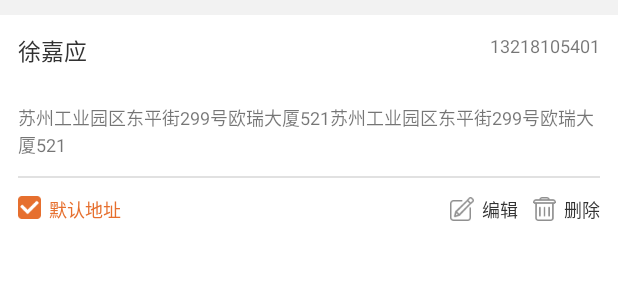
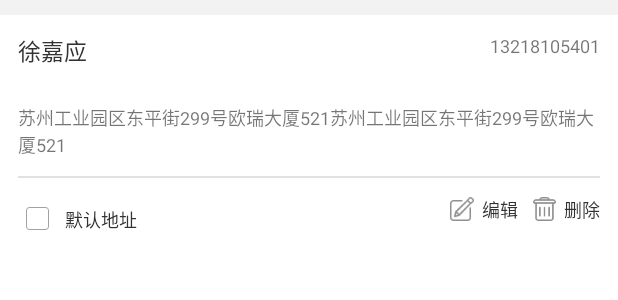
Before and after one commit to menglanlvcongrui/Shopping, an Android app: the layout item_receiver_address.xml on its own in the app's theme, with its tools: preview values and no code run, on a phone screen of 412 x 824 dp. Shown: the top 300 px of the screen. Run offline under Robolectric (Android 15) with nearby library versions, the phone set to English and light mode, and no system bars.

Commit message:
Merge remote-tracking branch 'origin/master'

```diff
--- a/app/src/main/java/com/example/administrator/shopping/activity/MainActivity.java
+++ b/app/src/main/java/com/example/administrator/shopping/activity/MainActivity.java
@@ -106,7 +106,6 @@ public class MainActivity extends AppCompatActivity {
     }
 
     private void setTranslucentStatus() {
-
         // 5.0以上系统状态栏透明
         if (Build.VERSION.SDK_INT >= Build.VERSION_CODES.LOLLIPOP) {
             Window window = getWindow();
--- a/app/src/main/java/com/example/administrator/shopping/activity/SigninActivity.java
+++ b/app/src/main/java/com/example/administrator/shopping/activity/SigninActivity.java
@@ -43,7 +43,7 @@ public class SigninActivity extends AppCompatActivity {
             @Override
             public void onClick(View v) {
                 Intent intent=new Intent();
-                intent.setClass(SigninActivity.this,LoginsActivity.class);
+                intent.setClass(SigninActivity.this,MainActivity.class);
                 startActivity(intent);
             }
         });
--- /dev/null
+++ b/app/src/main/res/color/checkbox_color_selector.xml
@@ -0,0 +1,5 @@
+<?xml version="1.0" encoding="utf-8"?>
+<selector xmlns:android="http://schemas.android.com/apk/res/android">
+    <item android:color="@color/yellowOne" android:state_checked="true"/>
+    <item android:color="@color/Treeblack" android:state_checked="false"/>
+</selector>
--- a/app/src/main/res/layout/activity_logins.xml
+++ b/app/src/main/res/layout/activity_logins.xml
@@ -139,6 +139,7 @@
         </RelativeLayout>
 
         <TextView
+            android:id="@+id/tv_logins"
             android:layout_width="match_parent"
             android:layout_height="wrap_content"
             android:layout_gravity="center"
--- a/app/src/main/res/layout/item_receiver_address.xml
+++ b/app/src/main/res/layout/item_receiver_address.xml
@@ -48,14 +48,20 @@
            android:layout_width="wrap_content"
            android:orientation="horizontal"
            android:layout_height="wrap_content">
-           <ImageView
+           <CheckBox
+              android:id="@+id/check_box"
+               android:padding="5dp"
                android:layout_width="wrap_content"
-               android:src="@drawable/default_address"
-               android:layout_height="wrap_content" />
+               android:layout_height="wrap_content"
+               android:layout_alignParentRight="true"
+               android:background="@null"
+               android:drawableLeft="@drawable/mo_ren_address"
+               android:button="@null" />
            <TextView
+               android:id="@+id/tv_mo_ren"
                android:layout_marginLeft="5dp"
                android:text="默认地址"
-               android:textColor="@color/yellowOne"
+               android:textColor="@color/Treeblack"
                android:textSize="@dimen/text_size_four"
                android:layout_width="wrap_content"
                android:layout_height="wrap_content" />
```
Also changed, not shown: app/src/main/java/com/example/administrator/shopping/activity/LoginsActivity.java (+10 -0 lines), app/src/main/java/com/example/administrator/shopping/adapter/ReceiverAddressAdapter.java (+31 -2 lines), app/src/main/res/layout/activity_add_address.xml (+12 -8 lines).
